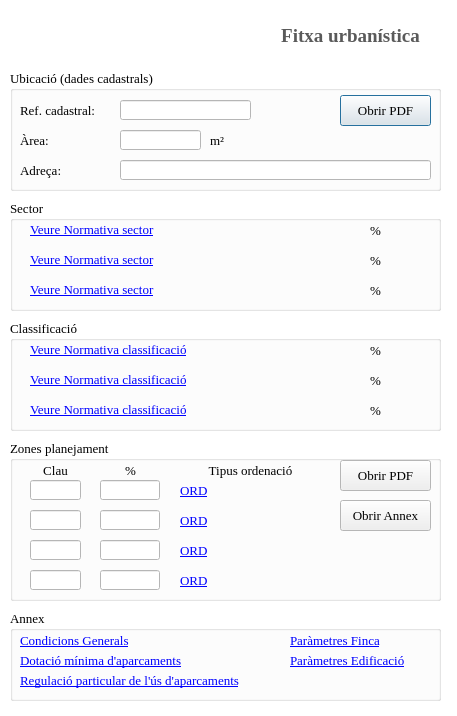
The window that ui/main_dialog.ui (psigcat/urban_planning) describes before a commit, drawn with Qt 5.
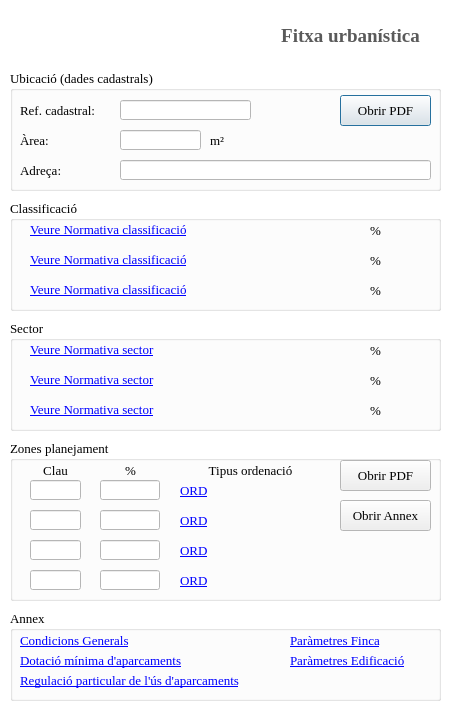
The same window after the commit. Icons and pictures are not drawn.

Diff of the .ui file:
```diff
--- a/ui/main_dialog.ui
+++ b/ui/main_dialog.ui
@@ -895,7 +895,7 @@
    <property name="geometry">
     <rect>
      <x>10</x>
-     <y>200</y>
+     <y>320</y>
      <width>431</width>
      <height>111</height>
     </rect>
@@ -1049,7 +1049,7 @@
    <property name="geometry">
     <rect>
      <x>10</x>
-     <y>320</y>
+     <y>200</y>
      <width>431</width>
      <height>111</height>
     </rect>
```
